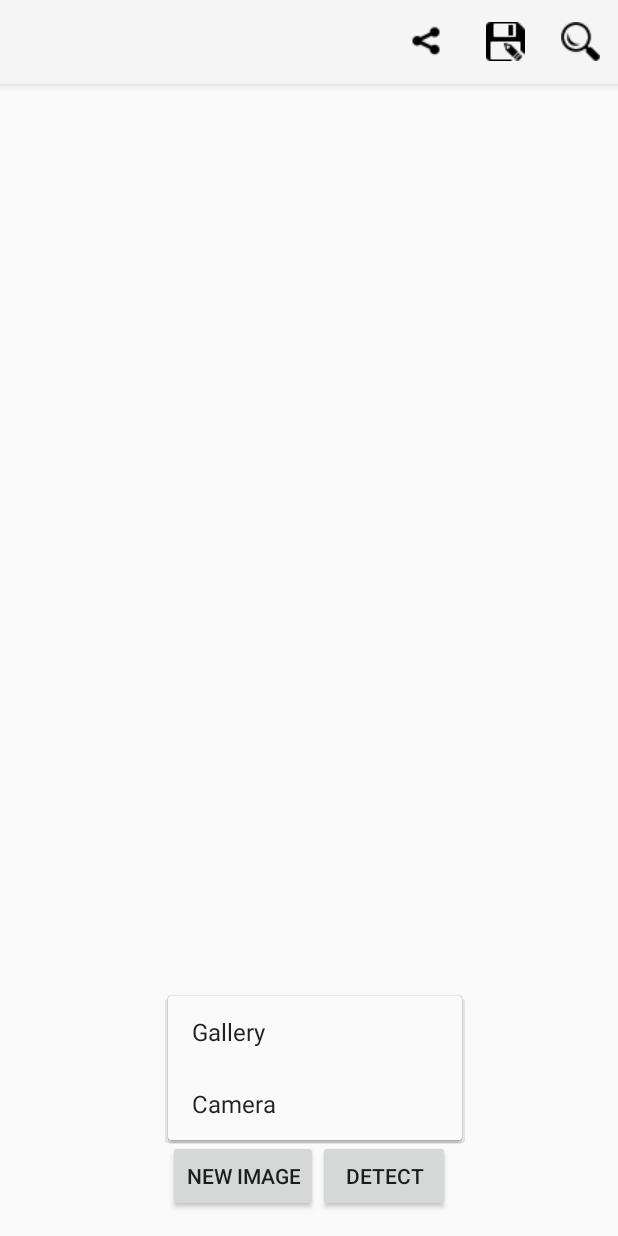
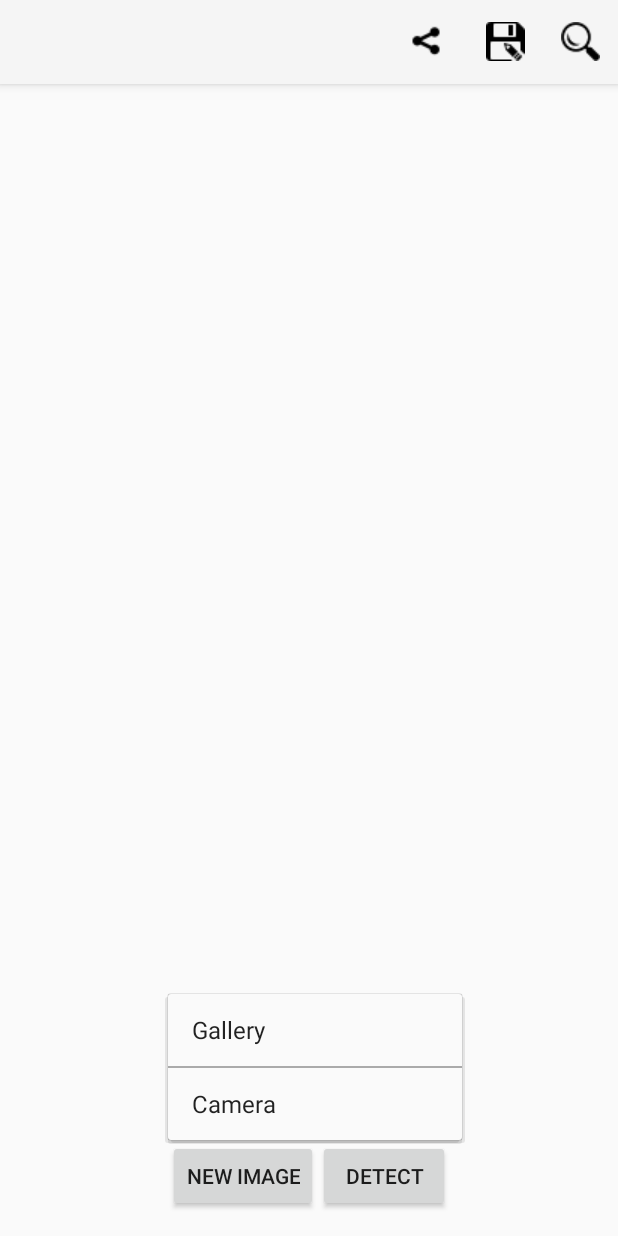
Before and after one commit to Volynskyi/Photo_detection, an Android app: the screen it shows after launch (MainActivity), after a tap on "NEW IMAGE", on a phone screen of 412 x 824 dp. Run offline under Robolectric (Android 15) with nearby library versions, the phone set to English and light mode, and no system bars; 2 statements that could not run were skipped.

```diff
--- a/app/src/main/AndroidManifest.xml
+++ b/app/src/main/AndroidManifest.xml
@@ -13,7 +13,7 @@
         android:icon="@mipmap/ic_launcher"
         android:label="Photo_detection"
         android:supportsRtl="true"
-        android:theme="@style/Theme.AppCompat.Light">
+        android:theme="@style/MainActivityStyle">
         <provider
             android:name="android.support.v4.content.FileProvider"
             android:authorities="com.example.android.fileProvider"
@@ -28,6 +28,7 @@
             <intent-filter>
                 <action android:name="android.intent.action.MAIN" />
 
+
                 <category android:name="android.intent.category.LAUNCHER" />
             </intent-filter>
         </activity>
--- a/app/src/main/res/values/styles.xml
+++ b/app/src/main/res/values/styles.xml
@@ -1,11 +1,12 @@
 <resources>
 
     <!-- Base application theme. -->
-    <style name="AppTheme" parent="Theme.AppCompat.Light.DarkActionBar">
-        <!-- Customize your theme here. -->
-        <item name="colorPrimary">@color/colorPrimary</item>
-        <item name="colorPrimaryDark">@color/colorPrimaryDark</item>
-        <item name="colorAccent">@color/colorAccent</item>
+    <style name="MainActivityStyle" parent="@style/Theme.AppCompat.Light">
+        <item name="android:dropDownListViewStyle">@style/PopupMenuListView</item>
     </style>
 
+    <style name="PopupMenuListView" parent="@style/Widget.AppCompat.ListView.DropDown">
+        <item name="android:divider">@android:color/darker_gray</item>
+        <item name="android:dividerHeight">1dp</item>
+    </style>
 </resources>
```
Also changed, not shown: app/src/main/java/zhdan/photo_detection/MainActivity.java (+8 -6 lines), 3 other files.
